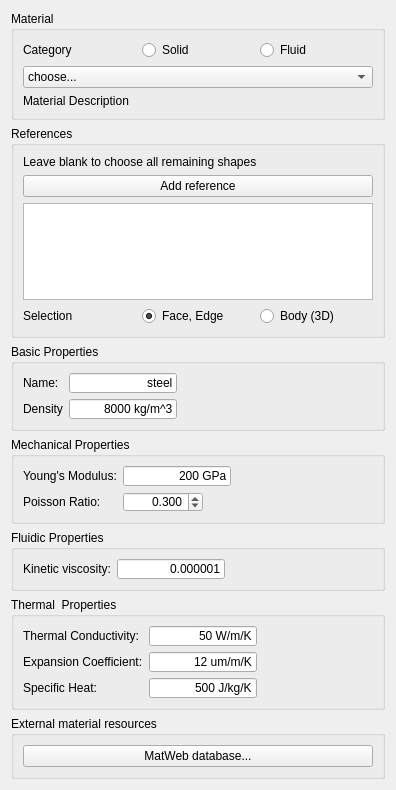
This is src/Mod/Fem/TaskPanelFemMaterial.ui in berndhahnebach/All_FreeCAD as Qt 5 draws it before an edit. The edited form follows.
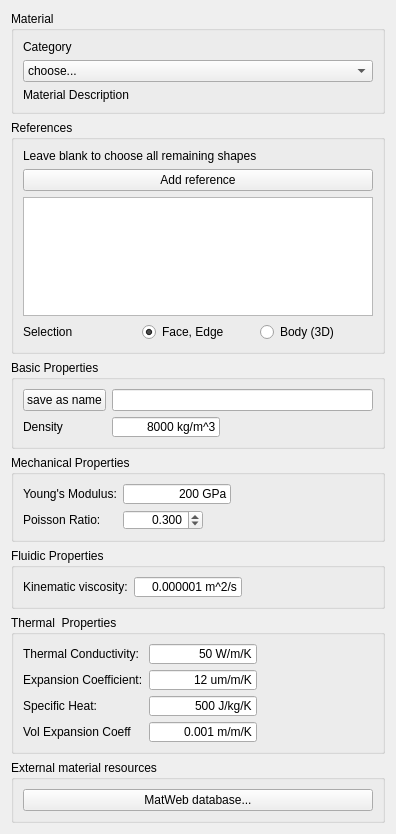
This is the edited form. Custom widgets are drawn as their Qt base class.

Commit message: Fem: modify taskpanelFemMaterial to support simple Fluid Material

```diff
--- a/src/Mod/Fem/TaskPanelFemMaterial.ui
+++ b/src/Mod/Fem/TaskPanelFemMaterial.ui
@@ -7,7 +7,7 @@
     <x>0</x>
     <y>0</y>
     <width>396</width>
-    <height>790</height>
+    <height>834</height>
    </rect>
   </property>
   <property name="windowTitle">
@@ -15,7 +15,7 @@
   </property>
   <layout class="QVBoxLayout" name="verticalLayout">
    <item>
-    <widget class="QGroupBox" name="GroupQuantities_2">
+    <widget class="QGroupBox" name="groupBox_desc">
      <property name="maximumSize">
       <size>
        <width>16777215</width>
@@ -28,21 +28,14 @@
      <layout class="QVBoxLayout" name="verticalLayout_5">
       <item>
        <layout class="QGridLayout" name="gridLayout_2">
-        <item row="0" column="2">
-         <widget class="QRadioButton" name="radioButton">
+        <item row="1" column="1">
+         <widget class="QLabel" name="label_category">
           <property name="text">
-           <string>Fluid</string>
+           <string/>
           </property>
          </widget>
         </item>
-        <item row="0" column="1">
-         <widget class="QRadioButton" name="radioButton_2">
-          <property name="text">
-           <string>Solid</string>
-          </property>
-         </widget>
-        </item>
-        <item row="0" column="0">
+        <item row="1" column="0">
          <widget class="QLabel" name="label">
           <property name="text">
            <string>Category</string>
@@ -74,7 +67,7 @@
     </widget>
    </item>
    <item>
-    <widget class="QGroupBox" name="groupBox_1">
+    <widget class="QGroupBox" name="groupBox_references">
      <property name="title">
       <string>References</string>
      </property>
@@ -128,7 +121,7 @@
     </widget>
    </item>
    <item>
-    <widget class="QGroupBox" name="GroupQuantities_24">
+    <widget class="QGroupBox" name="groupBox_basic">
      <property name="maximumSize">
       <size>
        <width>16777215</width>
@@ -144,51 +137,24 @@
         <property name="fieldGrowthPolicy">
          <enum>QFormLayout::AllNonFixedFieldsGrow</enum>
         </property>
-        <item row="0" column="0">
-         <widget class="QLabel" name="label_26">
+        <item row="3" column="0">
+         <widget class="QLabel" name="label_8">
           <property name="text">
-           <string>Name:</string>
+           <string>Density</string>
           </property>
          </widget>
         </item>
-        <item row="0" column="1">
-         <widget class="Gui::InputField" name="input_fd_name">
-          <property name="sizePolicy">
-           <sizepolicy hsizetype="Fixed" vsizetype="Fixed">
-            <horstretch>0</horstretch>
-            <verstretch>0</verstretch>
-           </sizepolicy>
-          </property>
-          <property name="minimumSize">
-           <size>
-            <width>80</width>
-            <height>20</height>
-           </size>
-          </property>
+        <item row="2" column="0">
+         <widget class="QPushButton" name="pushButton_saveas">
           <property name="text">
-           <string>steel</string>
+           <string>save as name</string>
           </property>
-          <property name="alignment">
-           <set>Qt::AlignRight|Qt::AlignTrailing|Qt::AlignVCenter</set>
-          </property>
-          <property name="singleStep" stdset="0">
-           <double>2.000000000000000</double>
-          </property>
-          <property name="maximum" stdset="0">
-           <double>2000000000.000000000000000</double>
-          </property>
-          <property name="unit" stdset="0">
-           <string notr="true">Pa</string>
-          </property>
-          <property name="decimals" stdset="0">
-           <number>3</number>
-          </property>
-          <property name="value" stdset="0">
-           <double>0.000000000000000</double>
-          </property>
          </widget>
         </item>
-        <item row="1" column="1">
+        <item row="2" column="1">
+         <widget class="QLineEdit" name="edit_name"/>
+        </item>
+        <item row="3" column="1">
          <widget class="Gui::InputField" name="input_fd_density">
           <property name="sizePolicy">
            <sizepolicy hsizetype="Fixed" vsizetype="Fixed">
@@ -225,20 +191,13 @@
           </property>
          </widget>
         </item>
-        <item row="1" column="0">
-         <widget class="QLabel" name="label_8">
-          <property name="text">
-           <string>Density</string>
-          </property>
-         </widget>
-        </item>
        </layout>
       </item>
      </layout>
     </widget>
    </item>
    <item>
-    <widget class="QGroupBox" name="GroupQuantities_4">
+    <widget class="QGroupBox" name="groupBox_mechanical">
      <property name="maximumSize">
       <size>
        <width>16777215</width>
@@ -342,7 +301,7 @@
     </widget>
    </item>
    <item>
-    <widget class="QGroupBox" name="GroupQuantities_14">
+    <widget class="QGroupBox" name="groupBox_fluidic">
      <property name="maximumSize">
       <size>
        <width>16777215</width>
@@ -361,12 +320,12 @@
         <item row="0" column="0">
          <widget class="QLabel" name="label_16">
           <property name="text">
-           <string>Kinetic viscosity:</string>
+           <string>Kinematic viscosity:</string>
           </property>
          </widget>
         </item>
         <item row="0" column="1">
-         <widget class="Gui::InputField" name="input_fd_kinetic_viscosity">
+         <widget class="Gui::InputField" name="input_fd_kinematic_viscosity">
           <property name="sizePolicy">
            <sizepolicy hsizetype="Fixed" vsizetype="Fixed">
             <horstretch>0</horstretch>
@@ -380,22 +339,22 @@
            </size>
           </property>
           <property name="text">
-           <string>0.000001</string>
+           <string>0.000001 m^2/s</string>
           </property>
           <property name="alignment">
            <set>Qt::AlignRight|Qt::AlignTrailing|Qt::AlignVCenter</set>
           </property>
           <property name="singleStep" stdset="0">
-           <double>2.000000000000000</double>
+           <double>0.000001000000000</double>
           </property>
           <property name="maximum" stdset="0">
-           <double>2000000000.000000000000000</double>
+           <double>1000.000000000000000</double>
           </property>
           <property name="unit" stdset="0">
-           <string notr="true">Pa</string>
+           <string notr="true">m^2/s</string>
           </property>
           <property name="decimals" stdset="0">
-           <number>3</number>
+           <number>6</number>
           </property>
           <property name="value" stdset="0">
            <double>0.000000000000000</double>
@@ -408,7 +367,7 @@
     </widget>
    </item>
    <item>
-    <widget class="QGroupBox" name="GroupQuantities_5">
+    <widget class="QGroupBox" name="groupBox_thermal">
      <property name="maximumSize">
       <size>
        <width>16777215</width>
@@ -431,8 +390,45 @@
           </property>
          </widget>
         </item>
+        <item row="0" column="1">
+         <widget class="Gui::InputField" name="input_fd_thermal_conductivity">
+          <property name="sizePolicy">
+           <sizepolicy hsizetype="Fixed" vsizetype="Fixed">
+            <horstretch>0</horstretch>
+            <verstretch>0</verstretch>
+           </sizepolicy>
+          </property>
+          <property name="minimumSize">
+           <size>
+            <width>80</width>
+            <height>20</height>
+           </size>
+          </property>
+          <property name="text">
+           <string>50 W/m/K</string>
+          </property>
+          <property name="alignment">
+           <set>Qt::AlignRight|Qt::AlignTrailing|Qt::AlignVCenter</set>
+          </property>
+          <property name="singleStep" stdset="0">
+           <double>2.000000000000000</double>
+          </property>
+          <property name="maximum" stdset="0">
+           <double>2000000000.000000000000000</double>
+          </property>
+          <property name="unit" stdset="0">
+           <string notr="true">W/m/K</string>
+          </property>
+          <property name="decimals" stdset="0">
+           <number>3</number>
+          </property>
+          <property name="value" stdset="0">
+           <double>0.000000000000000</double>
+          </property>
+         </widget>
+        </item>
         <item row="1" column="0">
-         <widget class="QLabel" name="label_13">
+         <widget class="QLabel" name="label_expansion_coefficient">
           <property name="text">
            <string>Expansion Coefficient:</string>
           </property>
@@ -519,8 +515,15 @@
           </property>
          </widget>
         </item>
-        <item row="0" column="1">
-         <widget class="Gui::InputField" name="input_fd_thermal_conductivity">
+        <item row="3" column="0">
+         <widget class="QLabel" name="label_vol_expansion_coefficient">
+          <property name="text">
+           <string>Vol Expansion Coeff</string>
+          </property>
+         </widget>
+        </item>
+        <item row="3" column="1">
+         <widget class="Gui::InputField" name="input_fd_vol_expansion_coefficient">
           <property name="sizePolicy">
            <sizepolicy hsizetype="Fixed" vsizetype="Fixed">
             <horstretch>0</horstretch>
@@ -534,22 +537,22 @@
            </size>
           </property>
           <property name="text">
-           <string>50 W/m/K</string>
+           <string>0.001 m/m/K</string>
           </property>
           <property name="alignment">
            <set>Qt::AlignRight|Qt::AlignTrailing|Qt::AlignVCenter</set>
           </property>
           <property name="singleStep" stdset="0">
-           <double>2.000000000000000</double>
+           <double>0.001000000000000</double>
           </property>
           <property name="maximum" stdset="0">
-           <double>2000000000.000000000000000</double>
+           <double>1.000000000000000</double>
           </property>
           <property name="unit" stdset="0">
-           <string notr="true">W/m/K</string>
+           <string notr="true">m/m/K</string>
           </property>
           <property name="decimals" stdset="0">
-           <number>3</number>
+           <number>6</number>
           </property>
           <property name="value" stdset="0">
            <double>0.000000000000000</double>
@@ -562,7 +565,7 @@
     </widget>
    </item>
    <item>
-    <widget class="QGroupBox" name="GroupQuantities_3">
+    <widget class="QGroupBox" name="groupBox_external">
      <property name="maximumSize">
       <size>
        <width>16777215</width>
```
The commit also changes 3 other files.
